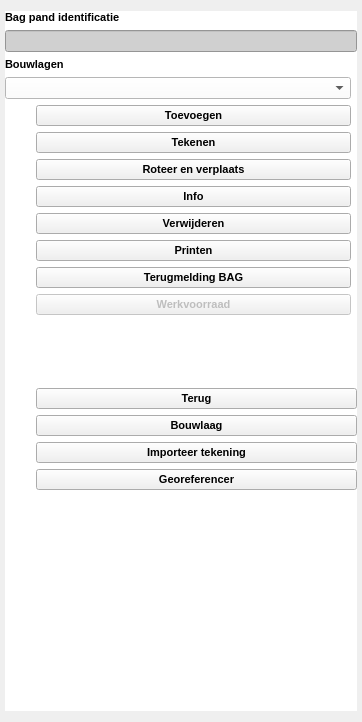
This is plugin/oiv/bag_pand/oiv_pandgegevens_widget.ui in OIV-NL-QGIS/QGIS_project as Qt 5 draws it before an edit. The edited form follows.
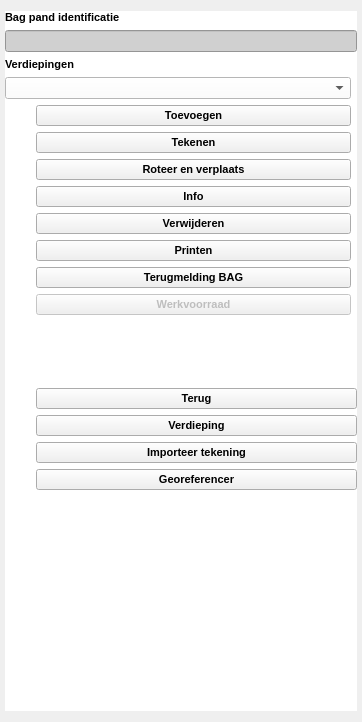
This is the edited form. Icons and pictures are not drawn.

The edit to the form file:
```diff
--- a/plugin/oiv/bag_pand/oiv_pandgegevens_widget.ui
+++ b/plugin/oiv/bag_pand/oiv_pandgegevens_widget.ui
@@ -299,7 +299,7 @@
               <string notr="true">background-color: rgb(240, 240, 240);</string>
              </property>
              <property name="text">
-              <string>Bouwlaag</string>
+              <string>Verdieping</string>
              </property>
              <property name="checkable">
               <bool>false</bool>
@@ -768,7 +768,7 @@
               </font>
              </property>
              <property name="text">
-              <string>Bouwlagen</string>
+              <string>Verdiepingen</string>
              </property>
             </widget>
            </item>
```
Left out of the diff: 24 changed lines with no effect on the pictures.
